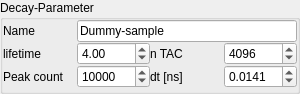
Qt form mfm/experiments/tcspc/tcspcDummy.ui (Fluorescence-Tools/chisurf) before a commit.
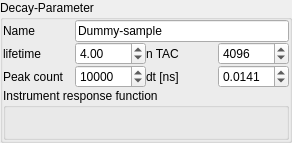
The same form after that commit.

Patch:
```diff
--- a/mfm/experiments/tcspc/tcspcDummy.ui
+++ b/mfm/experiments/tcspc/tcspcDummy.ui
@@ -6,8 +6,8 @@
    <rect>
     <x>0</x>
     <y>0</y>
-    <width>300</width>
-    <height>94</height>
+    <width>292</width>
+    <height>143</height>
    </rect>
   </property>
   <property name="windowTitle">
@@ -129,6 +129,33 @@
         </property>
        </widget>
       </item>
+      <item row="3" column="0" colspan="4">
+       <widget class="QGroupBox" name="groupBox_2">
+        <property name="title">
+         <string>Instrument response function</string>
+        </property>
+        <layout class="QHBoxLayout" name="horizontalLayout">
+         <property name="spacing">
+          <number>0</number>
+         </property>
+         <property name="leftMargin">
+          <number>0</number>
+         </property>
+         <property name="topMargin">
+          <number>0</number>
+         </property>
+         <property name="rightMargin">
+          <number>0</number>
+         </property>
+         <property name="bottomMargin">
+          <number>0</number>
+         </property>
+         <item>
+          <layout class="QVBoxLayout" name="verticalLayout_2"/>
+         </item>
+        </layout>
+       </widget>
+      </item>
      </layout>
     </widget>
    </item>
```
Left out of the diff: 4 changed lines with no effect on the pictures.
